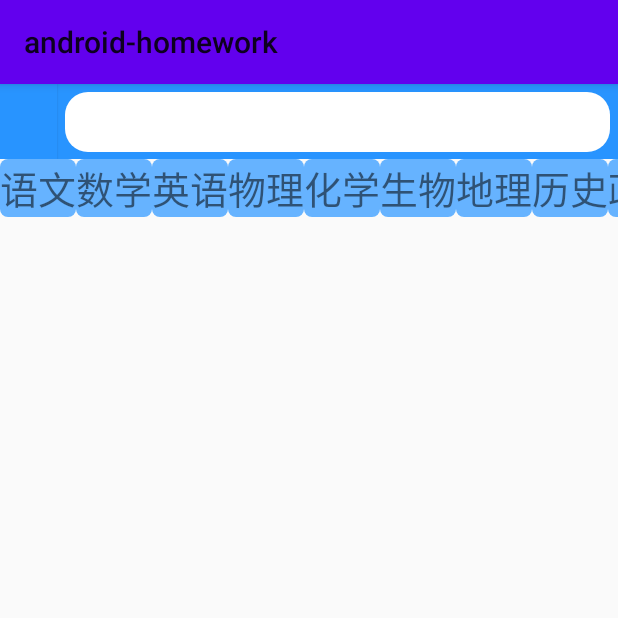
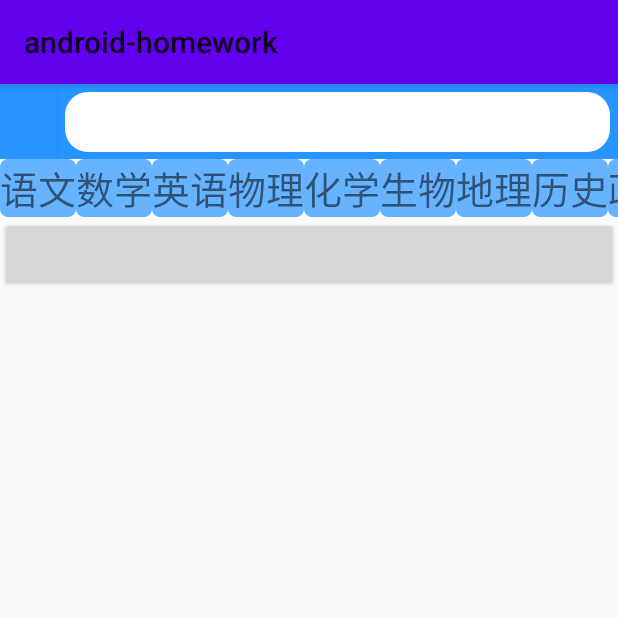
Before and after one commit to cuibst/xiaobaihe-frontend, an Android app: the screen it shows after launch (MainActivity), on a phone screen of 412 x 824 dp, the top half of it. Run offline under Robolectric (Android 15) with nearby library versions, the phone set to English and light mode, and no system bars.

Commit message:
tg asked

```diff
--- a/app/src/main/java/com/java/cuiyikai/MainActivity.java
+++ b/app/src/main/java/com/java/cuiyikai/MainActivity.java
@@ -14,6 +14,7 @@ import android.widget.Button;
 public class MainActivity extends AppCompatActivity {
 
     private RecyclerView rcy1;
+    private Button use_for_test;
     private Button btnForLogIn;
     @Override
     protected void onCreate(Bundle savedInstanceState) {
@@ -26,6 +27,14 @@ public class MainActivity extends AppCompatActivity {
         linearLayoutManager.setOrientation(LinearLayoutManager.HORIZONTAL);
         rcy1.setLayoutManager(linearLayoutManager);
         rcy1.setAdapter(new RcyAdapter(MainActivity.this));
+        use_for_test=findViewById(R.id.use_for_test);
+        use_for_test.setOnClickListener(new View.OnClickListener() {
+            @Override
+            public void onClick(View view) {
+                Intent intent=new Intent(MainActivity.this, test.class);
+                startActivity(intent);
+            }
+        });
         btnForLogIn.setOnClickListener(new View.OnClickListener() {
             @Override
             public void onClick(View view) {
--- a/app/src/main/res/layout/activity_main.xml
+++ b/app/src/main/res/layout/activity_main.xml
@@ -40,6 +40,11 @@
             android:layout_height="match_parent">
 
         </androidx.recyclerview.widget.RecyclerView>
+        <Button
+            android:id="@+id/use_for_test"
+            android:layout_width="match_parent"
+            android:layout_height="50dp">
+        </Button>
     </LinearLayout>
 
 </ScrollView>
--- a/app/src/main/res/layout/activity_test.xml
+++ b/app/src/main/res/layout/activity_test.xml
@@ -5,5 +5,9 @@
     android:layout_width="match_parent"
     android:layout_height="match_parent"
     tools:context=".test">
-
+    <TextView
+        android:id="@+id/text1"
+        android:layout_width="match_parent"
+        android:layout_height="match_parent"
+        ></TextView>
 </androidx.constraintlayout.widget.ConstraintLayout>
```
Also changed, not shown: app/src/main/java/com/java/cuiyikai/test.java (+22 -1 lines).
